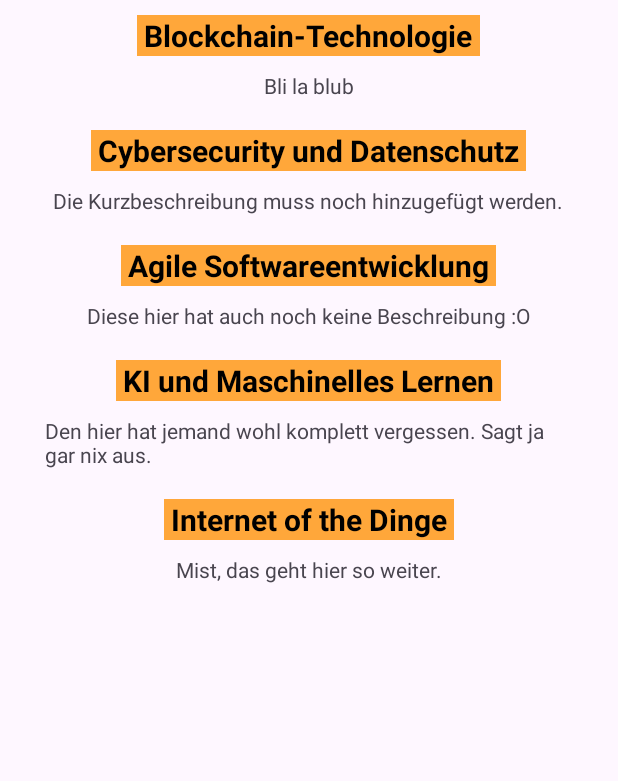
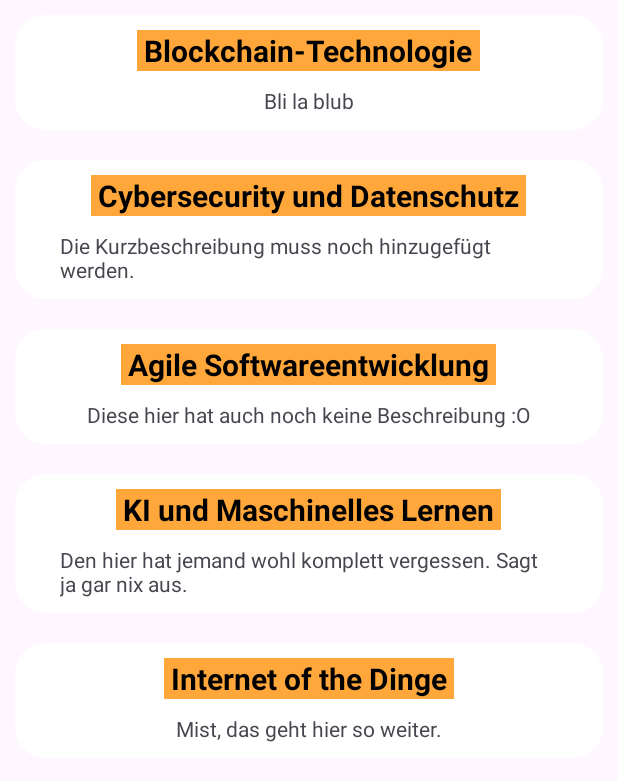
Before and after one commit to CodePeak-Studios/MentorLink, an Android app: the Abschlussarbeiten screen opened directly, with no data from a screen before it, on a phone screen of 412 x 824 dp. Shown: the top 781 px of the screen. Run offline under Robolectric (Android 15) with nearby library versions, the phone set to English and light mode, and no system bars.

Commit message:
Added customborder.xml for List, modified recyclerview_row.xml, added reinweiß als Farbe

```diff
--- /dev/null
+++ b/app/src/main/res/drawable/customborder.xml
@@ -0,0 +1,6 @@
+<?xml version="1.0" encoding="utf-8"?>
+<shape xmlns:android="http://schemas.android.com/apk/res/android" android:shape="rectangle">
+    <corners android:radius="20dp"/>
+    <padding android:left="10dp" android:right="10dp" android:top="10dp" android:bottom="10dp"/>
+    <stroke android:width="1dp" android:color="#CCCCCC"/>
+</shape>
--- a/app/src/main/res/layout/recyclerview_row.xml
+++ b/app/src/main/res/layout/recyclerview_row.xml
@@ -10,7 +10,9 @@
         android:layout_width="match_parent"
         android:layout_height="wrap_content"
         android:gravity="center"
-        android:orientation="vertical">
+        android:orientation="vertical"
+        android:background="@drawable/customborder"
+        android:backgroundTint="@color/reinWeiss">
     <TextView
         android:id="@+id/tvAbschlussarbeitUeberschrift"
         android:layout_width="wrap_content"
--- a/app/src/main/res/values/colors.xml
+++ b/app/src/main/res/values/colors.xml
@@ -12,6 +12,7 @@
     <color name="orange">#ffa73a</color>
     <color name="grau_weiss">#f3f3f5</color>
     <color name="buttonBlau">#3772ff</color>
+    <color name="reinWeiss">#ffffff</color>
 
 
 </resources>
```
